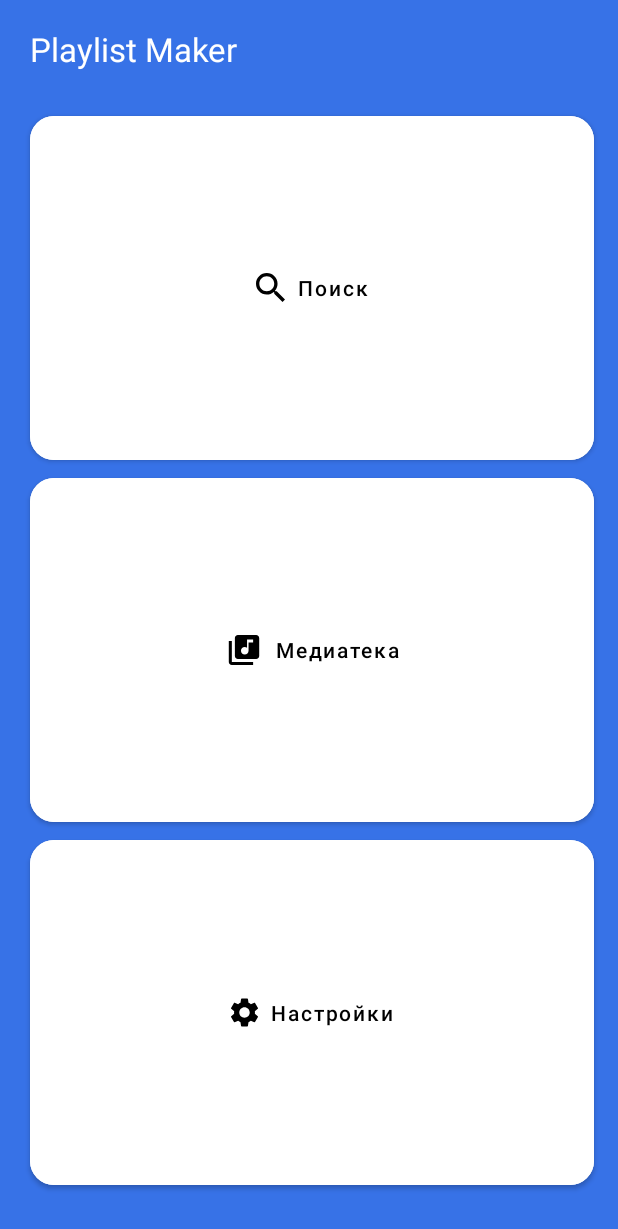
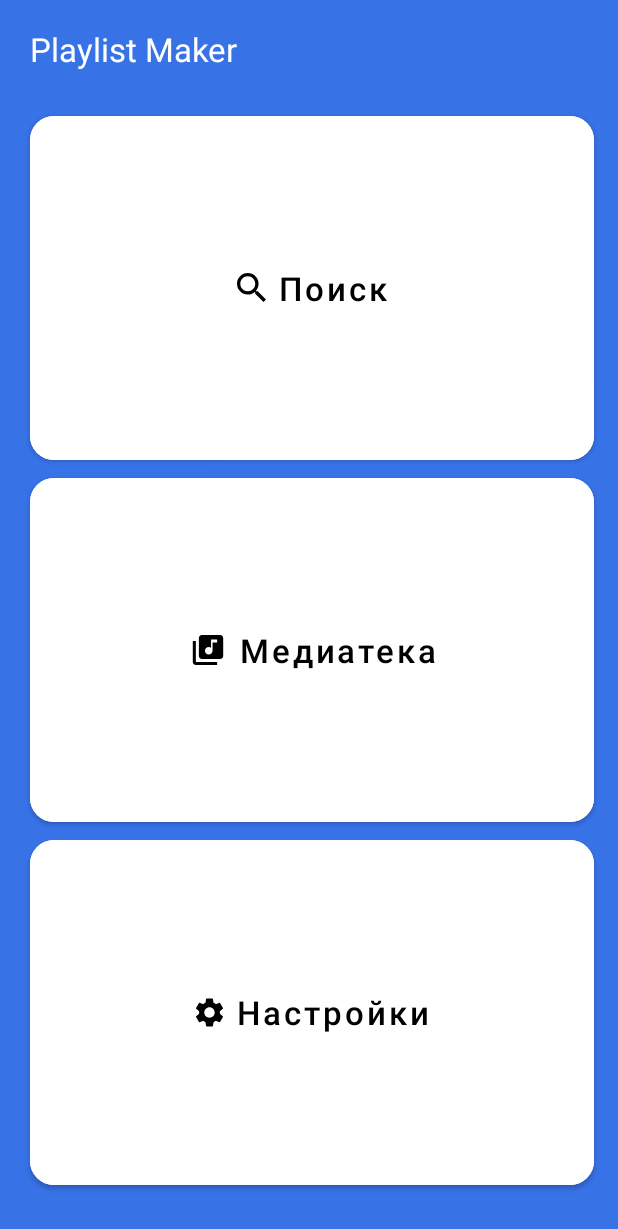
Before and after one commit to arrsamarina/Playlist_Maker, an Android app: the screen it shows after launch (MainActivity), on a phone screen of 412 x 824 dp. Shown: the top 1229 px of the screen. Run offline under Robolectric (Android 15) with nearby library versions, the phone set to English and light mode, and no system bars.

Commit message:
Init commit

```diff
--- a/app/src/main/java/com/practicum/playlist_maker/MainActivity.kt
+++ b/app/src/main/java/com/practicum/playlist_maker/MainActivity.kt
@@ -4,8 +4,6 @@ import android.content.Intent
 import androidx.appcompat.app.AppCompatActivity
 import android.os.Bundle
 import android.widget.Button
-import android.widget.Toast
-import android.view.View
 class MainActivity : AppCompatActivity() {
     override fun onCreate(savedInstanceState: Bundle?) {
         super.onCreate(savedInstanceState)
@@ -28,6 +26,5 @@ class MainActivity : AppCompatActivity() {
             val intentSettings = Intent(this, SettingsActivity::class.java)
             startActivity(intentSettings)
         }
-
     }
 }
--- a/app/src/main/res/drawable/ic_arrowback.xml
+++ b/app/src/main/res/drawable/ic_arrowback.xml
@@ -1,5 +1,5 @@
-<vector android:height="16dp" android:viewportHeight="24"
-    android:viewportWidth="24" android:width="16dp" xmlns:android="http://schemas.android.com/apk/res/android">
+<vector android:height="24dp" android:viewportHeight="24"
+    android:viewportWidth="24" android:width="24dp" xmlns:android="http://schemas.android.com/apk/res/android">
     <group>
         <clip-path android:pathData="M0,0h24v24h-24z"/>
         <path android:fillColor="#1A1B22" android:pathData="M20,11H7.83L13.42,5.41L12,4L4,12L12,20L13.41,18.59L7.83,13H20V11Z"/>
--- a/app/src/main/res/layout/activity_main.xml
+++ b/app/src/main/res/layout/activity_main.xml
@@ -14,8 +14,8 @@
         android:textColor="@color/white"
         android:layout_marginStart="@dimen/main_menu_medium_margin"
         android:layout_marginTop="14dp"
-        android:layout_marginBottom="24dp"
-        android:textSize="22dp"/>
+        android:layout_marginBottom="@dimen/margin"
+        android:textSize="@dimen/main_menu_text_size"/>
     <Button
         app:icon="@drawable/ic_search"
         app:iconGravity="textStart"
@@ -29,9 +29,10 @@
         android:layout_weight="1"
         android:backgroundTint="@color/white"
         android:text="@string/search"
+        android:textSize="@dimen/main_menu_text_size"
         android:textColor="@color/black"
         android:textAllCaps="false"
-        app:cornerRadius="16dp"
+        app:cornerRadius="@dimen/button_corner_radius"
         android:id="@+id/button_search"/>
     <Button
         android:layout_width="match_parent"
@@ -46,9 +47,10 @@
         android:layout_weight="1"
         android:backgroundTint="@color/white"
         android:text="@string/media_library"
+        android:textSize="@dimen/main_menu_text_size"
         android:textColor="@color/black"
         android:textAllCaps="false"
-        app:cornerRadius="16dp"
+        app:cornerRadius="@dimen/button_corner_radius"
         android:id="@+id/button_media"/>
     <Button
         android:layout_width="match_parent"
@@ -64,9 +66,10 @@
         android:layout_weight="1"
         android:backgroundTint="@color/white"
         android:text="@string/settings"
+        android:textSize="@dimen/main_menu_text_size"
         android:textColor="@color/black"
         android:textAllCaps="false"
-        app:cornerRadius="16dp"
+        app:cornerRadius="@dimen/button_corner_radius"
         android:id="@+id/button_settings"/>
 
 
--- a/app/src/main/res/values/dimens.xml
+++ b/app/src/main/res/values/dimens.xml
@@ -2,6 +2,15 @@
 <resources>
     <dimen name="main_menu_little_padding">8dp</dimen>
     <dimen name="main_menu_medium_margin">16dp</dimen>
-    <dimen name="settings_text_size">16sp</dimen>
+    <dimen name="text_size">16sp</dimen>
     <dimen name="image_icon_view">24dp</dimen>
+    <dimen name="button_corner_radius">16dp</dimen>
+    <dimen name="image_settings_padding">4dp</dimen>
+    <dimen name="settings_paragraph_height">61dp</dimen>
+    <dimen name="settings_start">16dp</dimen>
+    <dimen name="big_image_button">48dp</dimen>
+    <dimen name="linear_padding_end">12dp</dimen>
+    <dimen name="main_menu_text_size">22sp</dimen>
+    <dimen name="margin">24dp</dimen>
+    <dimen name="null_size">0dp</dimen>
 </resources>
```
Also changed, not shown: app/src/main/res/layout/activity_settings.xml (+26 -24 lines).
